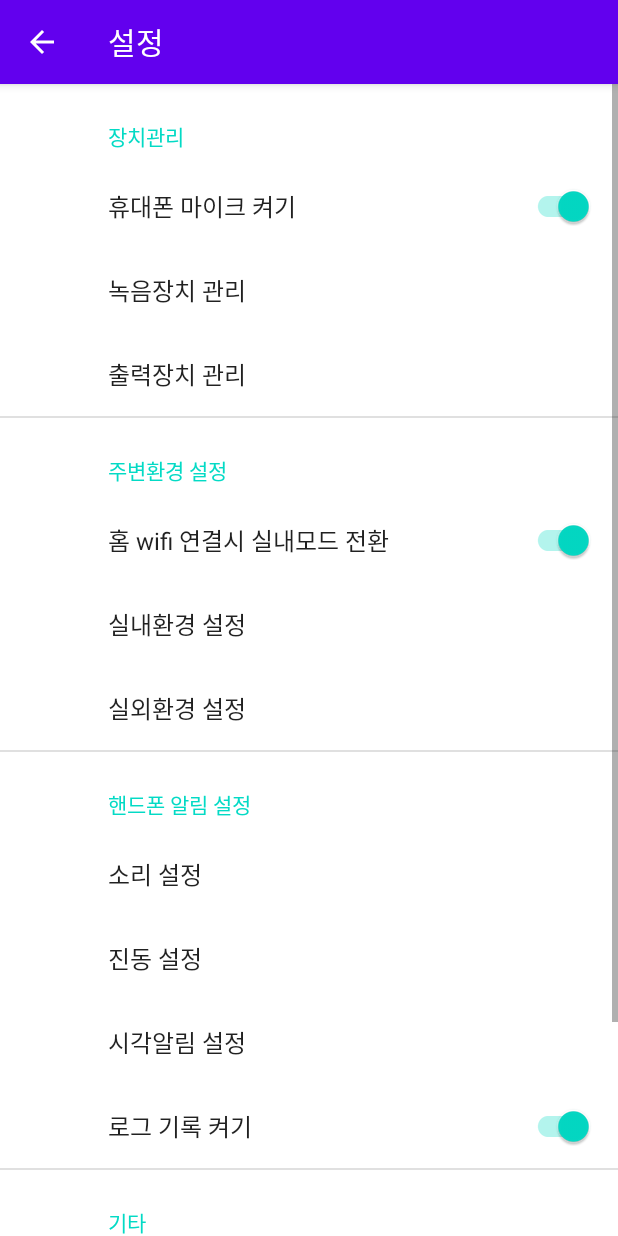
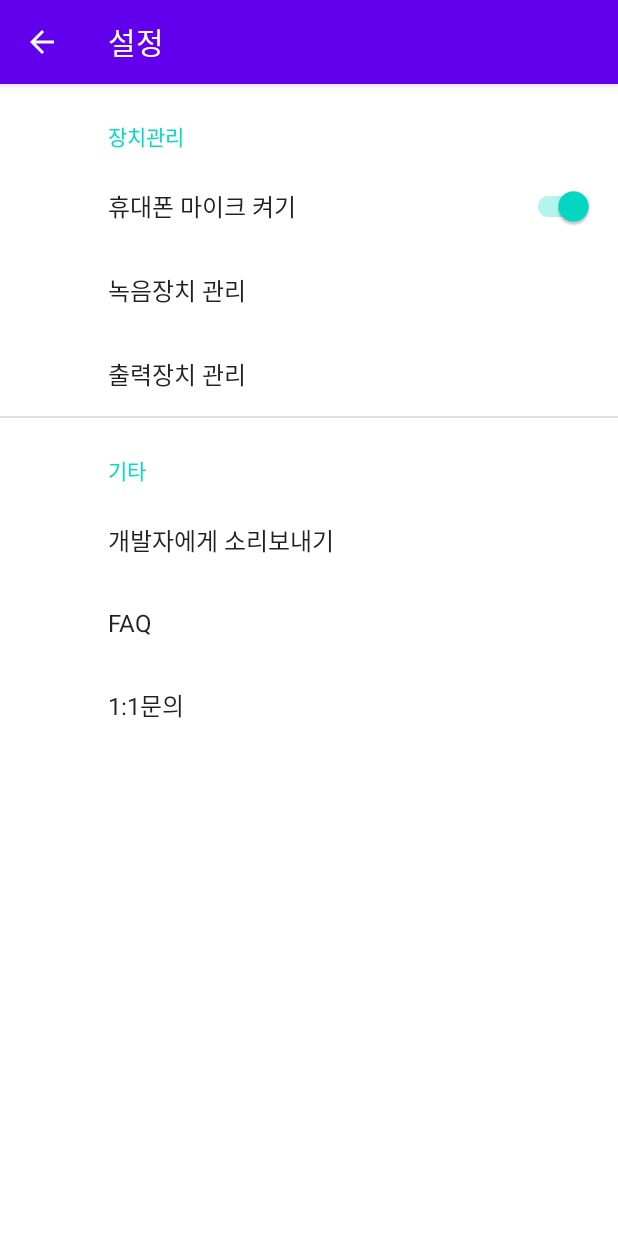
Before and after one commit to ritajeong/let-me-listen, an Android app: the SettingsActivity screen opened directly, with no data from a screen before it, on a phone screen of 412 x 824 dp. Run offline under Robolectric (Android 15) with nearby library versions, the phone set to English and light mode, and no system bars; our stand-ins replace androidx.preference.

```diff
--- a/app/src/main/java/com/example/letmelisten/MediaRecord.java
+++ b/app/src/main/java/com/example/letmelisten/MediaRecord.java
@@ -42,7 +42,7 @@ public class MediaRecord implements Runnable, Iterable<byte[]> {
             try {
                 stream.put(bytes);
             } catch (InterruptedException e) {
-                System.out.println(e);
+//                System.out.println(e);
                 stop();
             }
         }
--- a/app/src/main/res/xml/root_preferences.xml
+++ b/app/src/main/res/xml/root_preferences.xml
@@ -15,49 +15,6 @@
             app:key="output_device"
             app:title="출력장치 관리" />
     </PreferenceCategory>
-
-    <PreferenceCategory app:title="주변환경 설정">
-        <SwitchPreferenceCompat
-            android:defaultValue="true"
-            app:key="wifi"
-            app:title="홈 wifi 연결시 실내모드 전환" />
-        <!-- ListPreference, entries : The human-readable array to present as a list. -->
-        <!--entryValues The array to find the value to save for a preference when an entry from entries is selected.-->
-        <ListPreference
-            app:entries="@array/indoor_entries"
-            app:entryValues="@array/indoor_values"
-            app:key="indoor"
-            app:title="실내환경 설정" />
-        <ListPreference
-            app:entries="@array/outdoor_entries"
-            app:entryValues="@array/outdoor_values"
-            app:key="outdoor"
-            app:title="실외환경 설정" />
-    </PreferenceCategory>
-
-    <PreferenceCategory app:title="핸드폰 알림 설정">
-        <Preference
-            app:key="sound"
-            app:title="소리 설정" />
-        <Preference
-            app:key="vibrate"
-            app:title="진동 설정" />
-        <Preference
-            app:key="visual_alarm"
-            app:title="시각알림 설정" />
-        <SwitchPreferenceCompat
-            android:defaultValue="true"
-            app:key="log"
-            app:title="로그 기록 켜기" />
-        <!--RingtonePreference
-            app:key="ringtone"
-            app:title="알림음 설정"
-            app:ringtoneType="notification"
-            app:persistent="false"
-            app:showDefault="false"
-            app:showSilent="true"/-->
-    </PreferenceCategory>
-
     <PreferenceCategory app:title="기타">
         <Preference
             app:key="send_data"
@@ -70,7 +27,7 @@
             app:title="1:1문의">
             <intent
                 android:action="android.intent.action.SENDTO"
-                android:data="mailto:litch0s2@gmail.com"  />
+                android:data="mailto:litch0s2@gmail.com" />
         </Preference>
     </PreferenceCategory>
 </PreferenceScreen>
```
Also changed, not shown: app/src/main/AndroidManifest.xml (+1 -9 lines), app/src/main/java/com/example/letmelisten/MainActivity.java (+20 -3 lines), app/src/main/java/com/example/letmelisten/SettingsActivity.java (+8 -0 lines), app/src/main/res/layout/activity_main.xml (+13 -5 lines).
